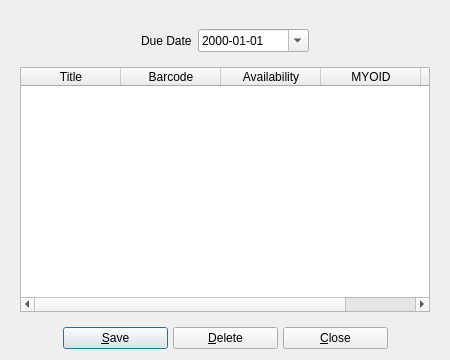
Qt form UI/copybrowser.ui (textbrowser/biblioteq) before a commit.
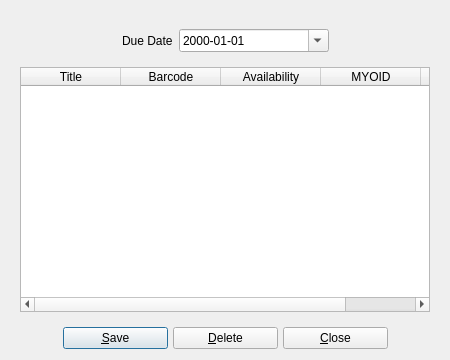
The same form after that commit. Icons and pictures are not drawn.

Commit message: Minimum date widget widths.

What changed in the file:
```diff
--- a/UI/copybrowser.ui
+++ b/UI/copybrowser.ui
@@ -60,6 +60,12 @@
                <verstretch>0</verstretch>
               </sizepolicy>
              </property>
+             <property name="minimumSize">
+              <size>
+               <width>150</width>
+               <height>0</height>
+              </size>
+             </property>
              <property name="displayFormat">
               <string>yyyy-MM-dd</string>
              </property>
```
The commit also changes 10 other files.
